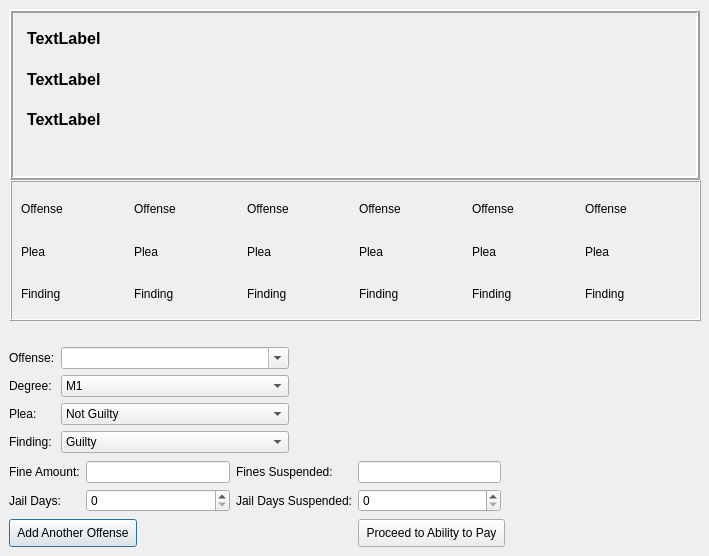
Before: the Qt Designer form ui/SentencingDialog.ui in HunterProgram22/MuniEntry, drawn with Qt 5.
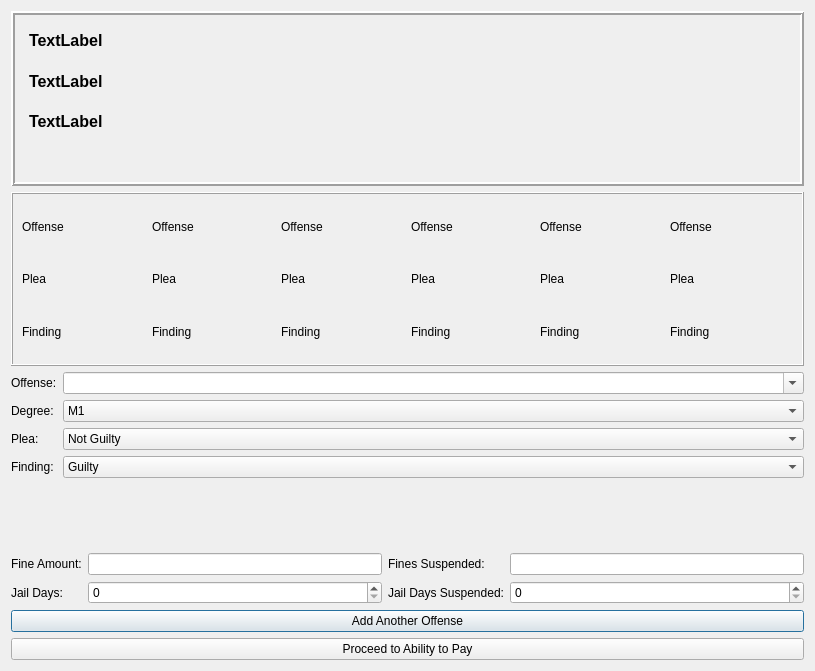
After: the same form once the commit is applied.

Commit message: Added sentencing build to sentencing dialog.

```diff
--- a/ui/SentencingDialog.ui
+++ b/ui/SentencingDialog.ui
@@ -6,8 +6,8 @@
    <rect>
     <x>0</x>
     <y>0</y>
-    <width>709</width>
-    <height>556</height>
+    <width>815</width>
+    <height>671</height>
    </rect>
   </property>
   <property name="sizePolicy">
@@ -19,41 +19,229 @@
   <property name="windowTitle">
    <string>Sentencing</string>
   </property>
-  <widget class="QPushButton" name="pushButton">
+  <layout class="QVBoxLayout" name="verticalLayout">
+   <item>
+    <widget class="QFrame" name="case_information_frame">
+     <property name="sizePolicy">
+      <sizepolicy hsizetype="Preferred" vsizetype="Preferred">
+       <horstretch>0</horstretch>
+       <verstretch>0</verstretch>
+      </sizepolicy>
+     </property>
+     <property name="frameShape">
+      <enum>QFrame::Box</enum>
+     </property>
+     <property name="frameShadow">
+      <enum>QFrame::Raised</enum>
+     </property>
+     <property name="lineWidth">
+      <number>2</number>
+     </property>
+     <widget class="QWidget" name="">
    <property name="geometry">
     <rect>
-     <x>9</x>
-     <y>519</y>
-     <width>128</width>
-     <height>28</height>
-    </rect>
-   </property>
+        <x>13</x>
+        <y>12</y>
+        <width>671</width>
+        <height>116</height>
+       </rect>
+      </property>
+      <layout class="QGridLayout" name="gridLayout_2" rowstretch="0,0,0">
+       <property name="leftMargin">
+        <number>5</number>
+       </property>
+       <item row="1" column="0">
+        <widget class="QLabel" name="defendant_name_label">
+         <property name="font">
+          <font>
+           <pointsize>12</pointsize>
+           <weight>75</weight>
+           <bold>true</bold>
+          </font>
+         </property>
    <property name="text">
-    <string>Add Another Offense</string>
-   </property>
-  </widget>
-  <widget class="QPushButton" name="pushButton_2">
-   <property name="geometry">
-    <rect>
-     <x>358</x>
-     <y>519</y>
-     <width>147</width>
-     <height>28</height>
-    </rect>
+          <string>TextLabel</string>
+         </property>
+        </widget>
+       </item>
+       <item row="2" column="0">
+        <widget class="QLabel" name="counsel_name_label">
+         <property name="font">
+          <font>
+           <pointsize>12</pointsize>
+           <weight>75</weight>
+           <bold>true</bold>
+          </font>
    </property>
    <property name="text">
-    <string>Proceed to Ability to Pay</string>
-   </property>
-  </widget>
-  <widget class="QWidget" name="layoutWidget">
-   <property name="geometry">
-    <rect>
-     <x>9</x>
-     <y>347</y>
-     <width>280</width>
-     <height>108</height>
-    </rect>
-   </property>
+          <string>TextLabel</string>
+         </property>
+        </widget>
+       </item>
+       <item row="0" column="0">
+        <widget class="QLabel" name="case_no_label">
+         <property name="font">
+          <font>
+           <pointsize>12</pointsize>
+           <weight>75</weight>
+           <bold>true</bold>
+          </font>
+         </property>
+         <property name="text">
+          <string>TextLabel</string>
+         </property>
+        </widget>
+       </item>
+      </layout>
+     </widget>
+    </widget>
+   </item>
+   <item>
+    <widget class="QFrame" name="frame">
+     <property name="autoFillBackground">
+      <bool>false</bool>
+     </property>
+     <property name="frameShape">
+      <enum>QFrame::Box</enum>
+     </property>
+     <property name="frameShadow">
+      <enum>QFrame::Raised</enum>
+     </property>
+     <layout class="QGridLayout" name="gridLayout_4">
+      <item row="0" column="0">
+       <layout class="QGridLayout" name="gridLayout_3">
+        <item row="0" column="0">
+         <widget class="QLabel" name="offense_label_1">
+          <property name="text">
+           <string>Offense</string>
+          </property>
+         </widget>
+        </item>
+        <item row="0" column="1">
+         <widget class="QLabel" name="offense_label_2">
+          <property name="text">
+           <string>Offense</string>
+          </property>
+         </widget>
+        </item>
+        <item row="0" column="2">
+         <widget class="QLabel" name="offense_label_3">
+          <property name="text">
+           <string>Offense</string>
+          </property>
+         </widget>
+        </item>
+        <item row="0" column="3">
+         <widget class="QLabel" name="offense_label_4">
+          <property name="text">
+           <string>Offense</string>
+          </property>
+         </widget>
+        </item>
+        <item row="0" column="4">
+         <widget class="QLabel" name="offense_label_5">
+          <property name="text">
+           <string>Offense</string>
+          </property>
+         </widget>
+        </item>
+        <item row="0" column="5">
+         <widget class="QLabel" name="offense_label_6">
+          <property name="text">
+           <string>Offense</string>
+          </property>
+         </widget>
+        </item>
+        <item row="1" column="0">
+         <widget class="QLabel" name="plea_label_1">
+          <property name="text">
+           <string>Plea</string>
+          </property>
+         </widget>
+        </item>
+        <item row="1" column="1">
+         <widget class="QLabel" name="plea_label_2">
+          <property name="text">
+           <string>Plea</string>
+          </property>
+         </widget>
+        </item>
+        <item row="1" column="2">
+         <widget class="QLabel" name="plea_label_3">
+          <property name="text">
+           <string>Plea</string>
+          </property>
+         </widget>
+        </item>
+        <item row="1" column="3">
+         <widget class="QLabel" name="plea_label_4">
+          <property name="text">
+           <string>Plea</string>
+          </property>
+         </widget>
+        </item>
+        <item row="1" column="4">
+         <widget class="QLabel" name="plea_label_5">
+          <property name="text">
+           <string>Plea</string>
+          </property>
+         </widget>
+        </item>
+        <item row="1" column="5">
+         <widget class="QLabel" name="plea_label_6">
+          <property name="text">
+           <string>Plea</string>
+          </property>
+         </widget>
+        </item>
+        <item row="2" column="0">
+         <widget class="QLabel" name="finding_label_1">
+          <property name="text">
+           <string>Finding</string>
+          </property>
+         </widget>
+        </item>
+        <item row="2" column="1">
+         <widget class="QLabel" name="finding_label_2">
+          <property name="text">
+           <string>Finding</string>
+          </property>
+         </widget>
+        </item>
+        <item row="2" column="2">
+         <widget class="QLabel" name="finding_label_3">
+          <property name="text">
+           <string>Finding</string>
+          </property>
+         </widget>
+        </item>
+        <item row="2" column="3">
+         <widget class="QLabel" name="finding_label_4">
+          <property name="text">
+           <string>Finding</string>
+          </property>
+         </widget>
+        </item>
+        <item row="2" column="4">
+         <widget class="QLabel" name="finding_label_5">
+          <property name="text">
+           <string>Finding</string>
+          </property>
+         </widget>
+        </item>
+        <item row="2" column="5">
+         <widget class="QLabel" name="finding_label_6">
+          <property name="text">
+           <string>Finding</string>
+          </property>
+         </widget>
+        </item>
+       </layout>
+      </item>
+     </layout>
+    </widget>
+   </item>
+   <item>
    <layout class="QFormLayout" name="formLayout">
     <item row="0" column="0">
      <widget class="QLabel" name="label">
@@ -178,16 +366,8 @@
      </widget>
     </item>
    </layout>
-  </widget>
-  <widget class="QWidget" name="layoutWidget">
-   <property name="geometry">
-    <rect>
-     <x>9</x>
-     <y>461</y>
-     <width>492</width>
-     <height>52</height>
-    </rect>
-   </property>
+   </item>
+   <item>
    <layout class="QGridLayout" name="gridLayout">
     <item row="1" column="2">
      <widget class="QLabel" name="label_8">
@@ -230,270 +410,22 @@
      </widget>
     </item>
    </layout>
-  </widget>
-  <widget class="QFrame" name="case_information_frame">
-   <property name="geometry">
-    <rect>
-     <x>9</x>
-     <y>9</y>
-     <width>691</width>
-     <height>171</height>
-    </rect>
-   </property>
-   <property name="sizePolicy">
-    <sizepolicy hsizetype="Expanding" vsizetype="Expanding">
-     <horstretch>0</horstretch>
-     <verstretch>0</verstretch>
-    </sizepolicy>
-   </property>
-   <property name="frameShape">
-    <enum>QFrame::Box</enum>
-   </property>
-   <property name="frameShadow">
-    <enum>QFrame::Raised</enum>
-   </property>
-   <property name="lineWidth">
-    <number>2</number>
-   </property>
-   <widget class="QWidget" name="">
-    <property name="geometry">
-     <rect>
-      <x>13</x>
-      <y>12</y>
-      <width>671</width>
-      <height>116</height>
-     </rect>
-    </property>
-    <layout class="QGridLayout" name="gridLayout_2" rowstretch="0,0,0">
-     <property name="leftMargin">
-      <number>5</number>
-     </property>
-     <item row="1" column="0">
-      <widget class="QLabel" name="defendant_name_label">
-       <property name="font">
-        <font>
-         <pointsize>12</pointsize>
-         <weight>75</weight>
-         <bold>true</bold>
-        </font>
-       </property>
-       <property name="text">
-        <string>TextLabel</string>
-       </property>
-      </widget>
-     </item>
-     <item row="2" column="0">
-      <widget class="QLabel" name="counsel_name_label">
-       <property name="font">
-        <font>
-         <pointsize>12</pointsize>
-         <weight>75</weight>
-         <bold>true</bold>
-        </font>
-       </property>
-       <property name="text">
-        <string>TextLabel</string>
-       </property>
-      </widget>
-     </item>
-     <item row="0" column="0">
-      <widget class="QLabel" name="case_no_label">
-       <property name="font">
-        <font>
-         <pointsize>12</pointsize>
-         <weight>75</weight>
-         <bold>true</bold>
-        </font>
-       </property>
-       <property name="text">
-        <string>TextLabel</string>
-       </property>
-      </widget>
-     </item>
-    </layout>
-   </widget>
-  </widget>
-  <widget class="QFrame" name="frame">
-   <property name="geometry">
-    <rect>
-     <x>10</x>
-     <y>180</y>
-     <width>691</width>
-     <height>141</height>
-    </rect>
-   </property>
-   <property name="autoFillBackground">
-    <bool>false</bool>
-   </property>
-   <property name="frameShape">
-    <enum>QFrame::Box</enum>
-   </property>
-   <property name="frameShadow">
-    <enum>QFrame::Raised</enum>
-   </property>
-   <widget class="QWidget" name="">
-    <property name="geometry">
-     <rect>
-      <x>11</x>
-      <y>11</y>
-      <width>671</width>
-      <height>121</height>
-     </rect>
-    </property>
-    <layout class="QHBoxLayout" name="horizontalLayout">
+   </item>
      <item>
-      <layout class="QVBoxLayout" name="verticalLayout">
-       <item>
-        <widget class="QLabel" name="offense_label">
+    <widget class="QPushButton" name="pushButton">
          <property name="text">
-          <string>Offense</string>
+      <string>Add Another Offense</string>
          </property>
         </widget>
        </item>
        <item>
-        <widget class="QLabel" name="plea_label">
+    <widget class="QPushButton" name="pushButton_2">
          <property name="text">
-          <string>Plea</string>
+      <string>Proceed to Ability to Pay</string>
          </property>
         </widget>
        </item>
-       <item>
-        <widget class="QLabel" name="finding_label">
-         <property name="text">
-          <string>Finding</string>
-         </property>
-        </widget>
-       </item>
-      </layout>
-     </item>
-     <item>
-      <layout class="QVBoxLayout" name="verticalLayout_2">
-       <item>
-        <widget class="QLabel" name="offense_label_2">
-         <property name="text">
-          <string>Offense</string>
-         </property>
-        </widget>
-       </item>
-       <item>
-        <widget class="QLabel" name="plea_label_2">
-         <property name="text">
-          <string>Plea</string>
-         </property>
-        </widget>
-       </item>
-       <item>
-        <widget class="QLabel" name="finding_label_2">
-         <property name="text">
-          <string>Finding</string>
-         </property>
-        </widget>
-       </item>
-      </layout>
-     </item>
-     <item>
-      <layout class="QVBoxLayout" name="verticalLayout_3">
-       <item>
-        <widget class="QLabel" name="offense_label_3">
-         <property name="text">
-          <string>Offense</string>
-         </property>
-        </widget>
-       </item>
-       <item>
-        <widget class="QLabel" name="plea_label_3">
-         <property name="text">
-          <string>Plea</string>
-         </property>
-        </widget>
-       </item>
-       <item>
-        <widget class="QLabel" name="finding_label_3">
-         <property name="text">
-          <string>Finding</string>
-         </property>
-        </widget>
-       </item>
-      </layout>
-     </item>
-     <item>
-      <layout class="QVBoxLayout" name="verticalLayout_4">
-       <item>
-        <widget class="QLabel" name="offense_label_4">
-         <property name="text">
-          <string>Offense</string>
-         </property>
-        </widget>
-       </item>
-       <item>
-        <widget class="QLabel" name="plea_label_4">
-         <property name="text">
-          <string>Plea</string>
-         </property>
-        </widget>
-       </item>
-       <item>
-        <widget class="QLabel" name="finding_label_4">
-         <property name="text">
-          <string>Finding</string>
-         </property>
-        </widget>
-       </item>
-      </layout>
-     </item>
-     <item>
-      <layout class="QVBoxLayout" name="verticalLayout_5">
-       <item>
-        <widget class="QLabel" name="offense_label_5">
-         <property name="text">
-          <string>Offense</string>
-         </property>
-        </widget>
-       </item>
-       <item>
-        <widget class="QLabel" name="plea_label_5">
-         <property name="text">
-          <string>Plea</string>
-         </property>
-        </widget>
-       </item>
-       <item>
-        <widget class="QLabel" name="finding_label_5">
-         <property name="text">
-          <string>Finding</string>
-         </property>
-        </widget>
-       </item>
-      </layout>
-     </item>
-     <item>
-      <layout class="QVBoxLayout" name="verticalLayout_6">
-       <item>
-        <widget class="QLabel" name="offense_label_6">
-         <property name="text">
-          <string>Offense</string>
-         </property>
-        </widget>
-       </item>
-       <item>
-        <widget class="QLabel" name="plea_label_6">
-         <property name="text">
-          <string>Plea</string>
-         </property>
-        </widget>
-       </item>
-       <item>
-        <widget class="QLabel" name="finding_label_6">
-         <property name="text">
-          <string>Finding</string>
-         </property>
-        </widget>
-       </item>
-      </layout>
-     </item>
-    </layout>
-   </widget>
-  </widget>
+  </layout>
  </widget>
  <resources/>
  <connections>
```
Left out of the diff: 31 changed lines with no effect on the pictures. Lines whose indentation alone changed are shown as unchanged. The commit also changes 2 other files.
